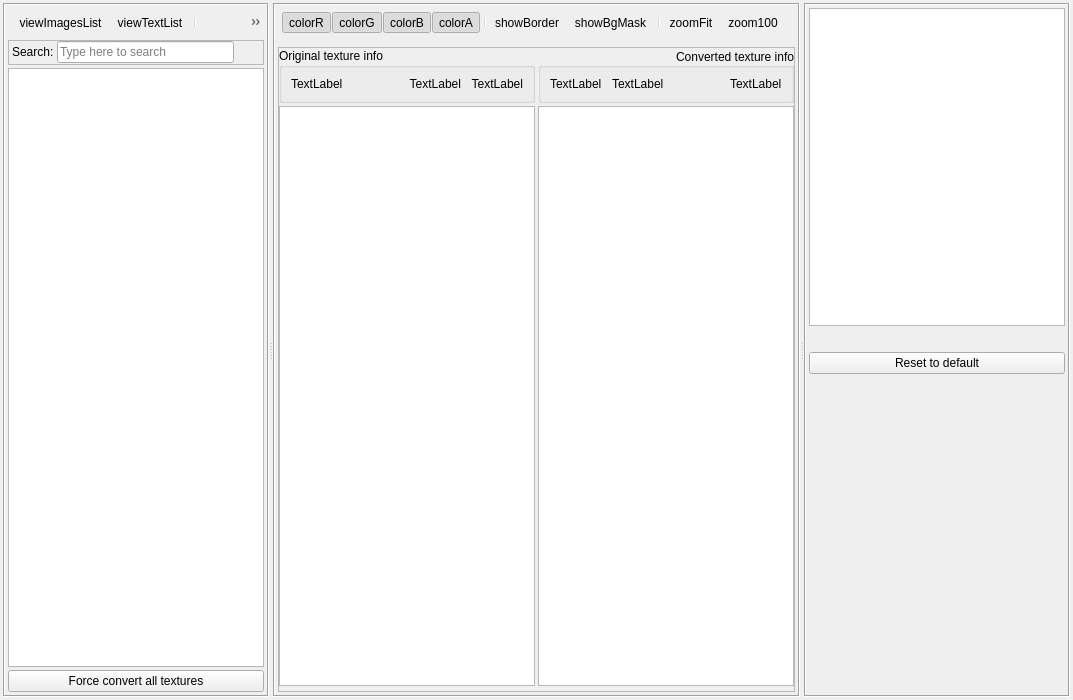
This is Tools/ResourceEditor/DataQt/texturebrowser.ui in xaoctech/dava.engine as Qt 5 draws it before an edit. The edited form follows.
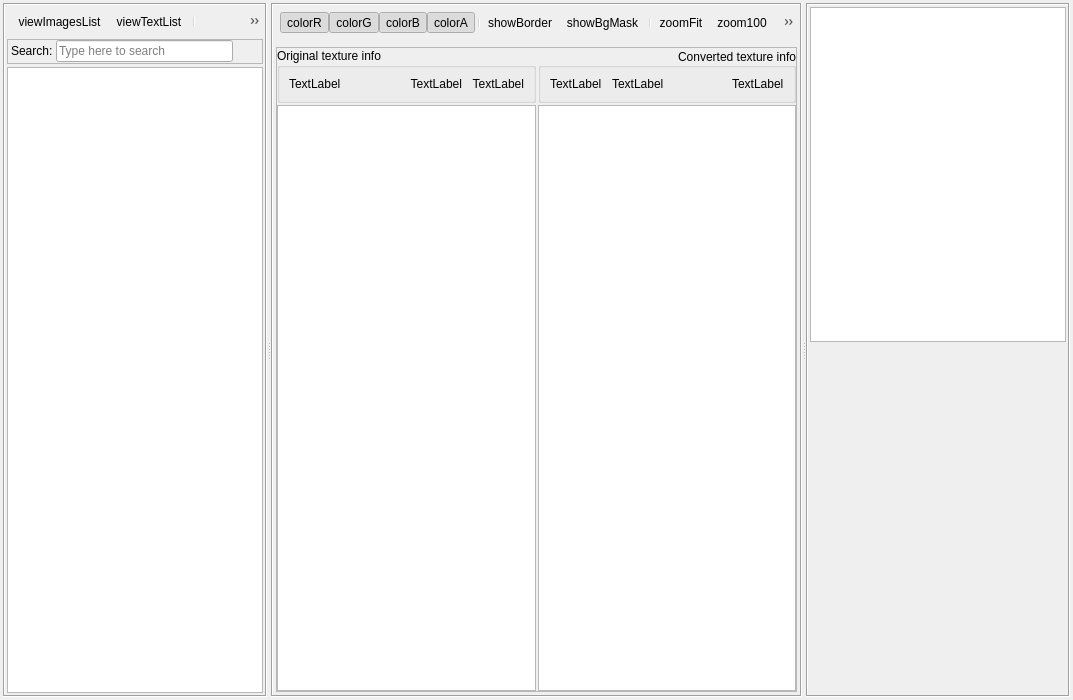
This is the edited form. Icons and pictures are not drawn. Custom widgets are drawn as their Qt base class.

Commit message: [DF-1202] New property panel for texture browser is ready.

Diff of the .ui file:
```diff
--- a/Tools/ResourceEditor/DataQt/texturebrowser.ui
+++ b/Tools/ResourceEditor/DataQt/texturebrowser.ui
@@ -68,7 +68,7 @@
         <number>3</number>
        </property>
        <property name="margin">
-        <number>3</number>
+        <number>2</number>
        </property>
        <item>
         <widget class="QToolBar" name="textureListToolbar">
@@ -189,13 +189,6 @@
          </property>
         </widget>
        </item>
-       <item>
-        <widget class="QPushButton" name="convertAll">
-         <property name="text">
-          <string>Force convert all textures</string>
-         </property>
-        </widget>
-       </item>
       </layout>
      </widget>
      <widget class="QSplitter" name="splitterH">
@@ -282,6 +275,9 @@
           <addaction name="separator"/>
           <addaction name="actionZoomFit"/>
           <addaction name="actionZoom100"/>
+          <addaction name="separator"/>
+          <addaction name="actionConvert"/>
+          <addaction name="actionConvertAll"/>
          </widget>
         </item>
         <item>
@@ -296,20 +292,11 @@
            <enum>QFrame::Raised</enum>
           </property>
           <layout class="QGridLayout" name="gridLayout_3">
-           <property name="leftMargin">
+           <property name="margin">
             <number>0</number>
            </property>
-           <property name="topMargin">
-            <number>0</number>
-           </property>
-           <property name="rightMargin">
-            <number>0</number>
-           </property>
-           <property name="bottomMargin">
-            <number>5</number>
-           </property>
            <property name="spacing">
-            <number>3</number>
+            <number>2</number>
            </property>
            <item row="0" column="0">
             <widget class="QGroupBox" name="groupBox_4">
@@ -516,8 +503,11 @@
        <enum>QFrame::Sunken</enum>
       </property>
       <layout class="QVBoxLayout" name="verticalLayout_2">
+       <property name="spacing">
+        <number>2</number>
+       </property>
        <property name="margin">
-        <number>3</number>
+        <number>2</number>
        </property>
        <item>
         <widget class="TextureProperties" name="textureProperties">
@@ -563,25 +553,6 @@
          </property>
         </widget>
        </item>
-       <item>
-        <widget class="QPushButton" name="resetCommonProp">
-         <property name="sizePolicy">
-          <sizepolicy hsizetype="Preferred" vsizetype="Fixed">
-           <horstretch>0</horstretch>
-           <verstretch>0</verstretch>
-          </sizepolicy>
-         </property>
-         <property name="maximumSize">
-          <size>
-           <width>16777215</width>
-           <height>16777215</height>
-          </size>
-         </property>
-         <property name="text">
-          <string>Reset to default</string>
-         </property>
-        </widget>
-       </item>
        <item>
         <spacer name="verticalSpacer">
          <property name="orientation">
@@ -771,6 +742,30 @@
     <string>filterSelectedNode</string>
    </property>
   </action>
+  <action name="actionConvert">
+   <property name="icon">
+    <iconset resource="QtIcons.qrc">
+     <normaloff>:/QtIconsTextureDialog/convert.png</normaloff>:/QtIconsTextureDialog/convert.png</iconset>
+   </property>
+   <property name="text">
+    <string>Convert</string>
+   </property>
+   <property name="toolTip">
+    <string>Force to convert current texture</string>
+   </property>
+  </action>
+  <action name="actionConvertAll">
+   <property name="icon">
+    <iconset resource="QtIcons.qrc">
+     <normaloff>:/QtIconsTextureDialog/convertall.png</normaloff>:/QtIconsTextureDialog/convertall.png</iconset>
+   </property>
+   <property name="text">
+    <string>Convert all</string>
+   </property>
+   <property name="toolTip">
+    <string>Force convert all textures</string>
+   </property>
+  </action>
  </widget>
  <customwidgets>
   <customwidget>
```
Left out of the diff: 22 changed lines with no effect on the pictures. The commit also changes 13 other files.
